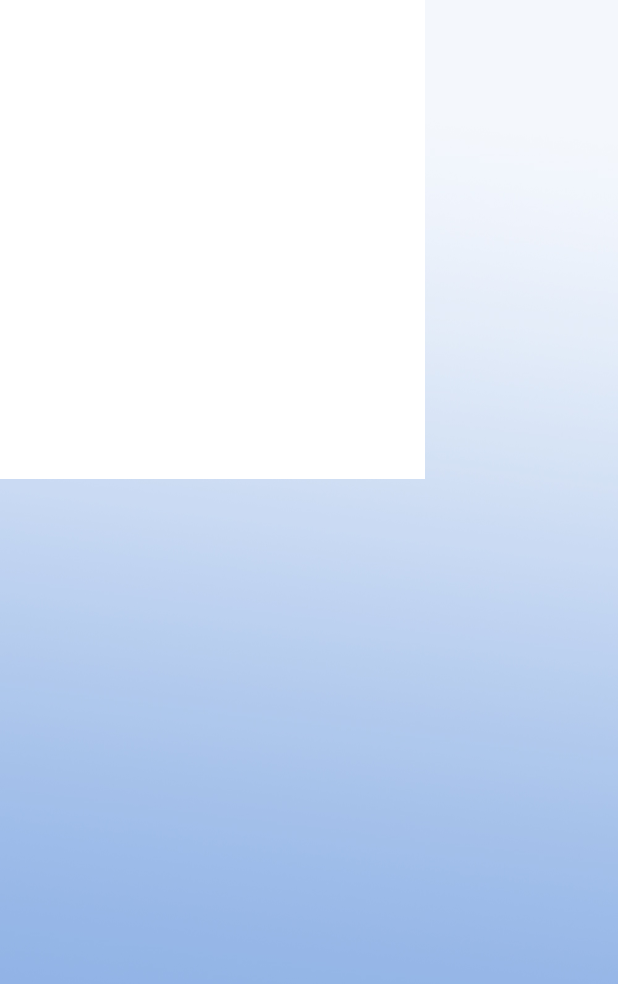
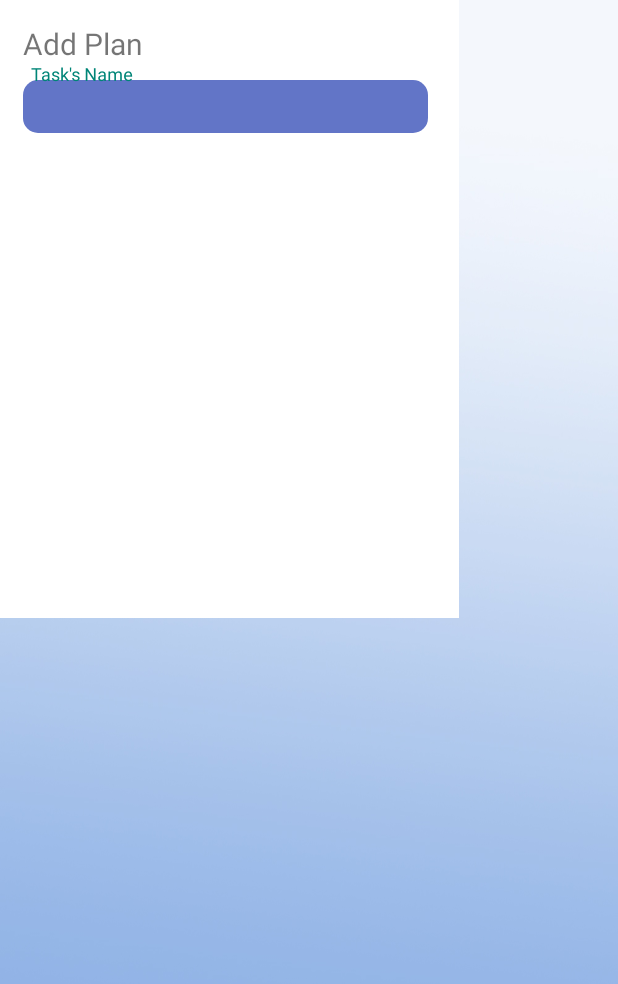
Before and after one commit to Nephiegator/Smart-Zenbo, an Android app: the layout activity_plan.xml on its own in the app's theme, with its tools: preview values and no code run, on a phone screen of 412 x 824 dp. Shown: the top 984 px of the screen. Run offline under Robolectric (Android 15) with nearby library versions, the phone set to English and light mode, and no system bars.

Commit message:
update ac plan

```diff
--- /dev/null
+++ b/app/src/main/res/drawable/roundbox.xml
@@ -0,0 +1,9 @@
+<?xml version="1.0" encoding="utf-8"?>
+<selector xmlns:android="http://schemas.android.com/apk/res/android">
+    <item>
+        <shape android:shape="rectangle">
+            <solid android:color="#6275c7"/>
+            <corners android:radius="10dp"/>
+        </shape>
+    </item>
+</selector>
--- a/app/src/main/res/layout/activity_plan.xml
+++ b/app/src/main/res/layout/activity_plan.xml
@@ -1,16 +1,48 @@
 <?xml version="1.0" encoding="utf-8"?>
 <android.support.constraint.ConstraintLayout
     xmlns:android="http://schemas.android.com/apk/res/android"
+    xmlns:app="http://schemas.android.com/apk/res-auto"
     xmlns:tools="http://schemas.android.com/tools"
     android:layout_width="match_parent"
     android:layout_height="match_parent"
     android:background="@drawable/bg">
 
-    <TextView
-        android:layout_width="283dp"
-        android:layout_height="319dp"
-        tools:layout_editor_absoluteX="51dp"
-        tools:layout_editor_absoluteY="67dp"
-        android:background="@drawable/box"/>
+
+    <LinearLayout
+        android:layout_width="306dp"
+        android:layout_height="412dp"
+        android:background="@drawable/box"
+        android:orientation="vertical"
+        tools:layout_editor_absoluteX="39dp"
+        tools:layout_editor_absoluteY="60dp">
+
+        <TextView
+            android:id="@+id/textView2"
+            android:layout_width="wrap_content"
+            android:layout_height="wrap_content"
+            android:text="Add Plan"
+            android:layout_marginTop="15dp"
+            android:layout_marginLeft="15dp"
+            android:textSize="20dp"/>
+
+        <android.support.design.widget.TextInputLayout
+            android:layout_width="match_parent"
+            android:layout_height="wrap_content">
+
+            <android.support.design.widget.TextInputEditText
+                android:layout_width="270dp"
+                android:layout_height="35dp"
+                android:layout_marginLeft="15dp"
+                android:layout_marginTop="5dp"
+                android:background="@drawable/roundbox"
+                android:hint="  Task's Name" />
+
+        </android.support.design.widget.TextInputLayout>
+
+
+
+
+    </LinearLayout>
+
 
 </android.support.constraint.ConstraintLayout>
```
